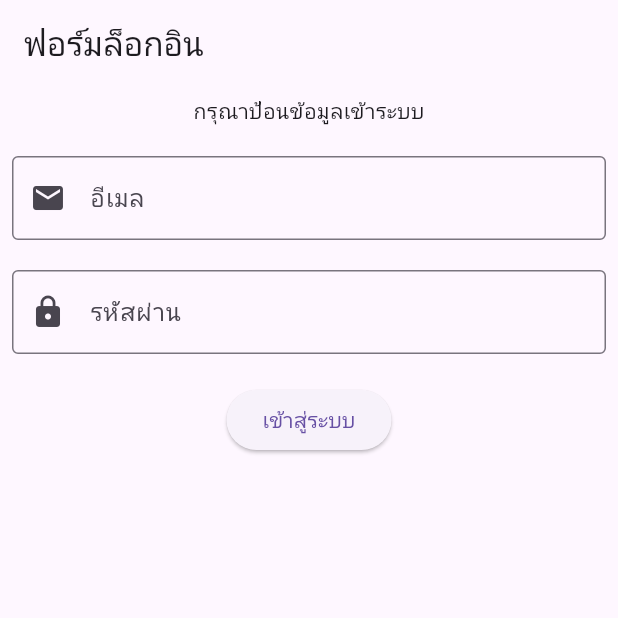
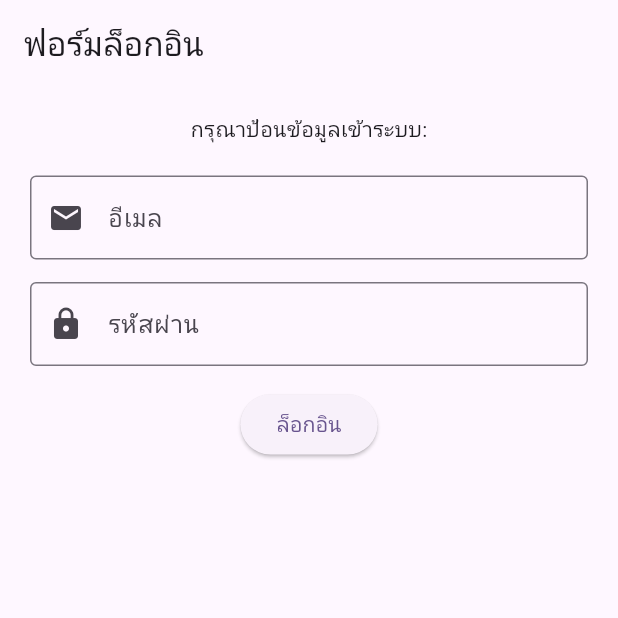
Before and after one commit to PANJARAT46/ch8_exercise, a Flutter app: the screen it shows after launch, on a phone screen of 412 x 824 dp, the top half of it. Run offline on Flutter 3.47's test engine with Material 3 defaults, Android fonts, the phone set to English and light mode, and no system bars.

Commit message:
ch8_exercise

```diff
--- a/lib/login_form_screen.dart
+++ b/lib/login_form_screen.dart
@@ -8,11 +8,9 @@ class LoginFormScreen extends StatefulWidget {
 }
 
 class _LoginFormScreenState extends State<LoginFormScreen> {
-  // ตัวแปร State และเมธอดต่างๆ จะอยู่ที่นี่
-  final _formKey = GlobalKey<FormState>();
+  final _formKey = GlobalKey<FormState>(); //แก้buidของstate
   late final TextEditingController _emailController;
   late final TextEditingController _passwordController;
-
   String _savedEmail = '';
   String _savedPassword = '';
 
@@ -32,25 +30,24 @@ class _LoginFormScreenState extends State<LoginFormScreen> {
 
   @override
   Widget build(BuildContext context) {
-    // โครงสร้าง UI จะอยู่ที่นี่
     return Scaffold(
-      // โครงสร้างพื้นฐาน
       appBar: AppBar(title: const Text('ฟอร์มล็อกอิน')),
       body: Padding(
-        padding: const EdgeInsets.all(8.0),
+        padding: const EdgeInsets.all(20.0),
         child: Form(
-          key: _formKey,
+          // เพิ่มวิดเจ็ต Form
+          key: _formKey, // กำหนด key
           child: Column(
             children: [
-              Text('กรุณาป้อนข้อมูลเข้าระบบ'),
-              const SizedBox(height: 20),
+              Text('กรุณาป้อนข้อมูลเข้าระบบ:'),
+              const SizedBox(height: 20), // ตัวเว้นวรรค
               TextFormField(
                 controller: _emailController,
                 keyboardType: TextInputType.emailAddress,
                 decoration: const InputDecoration(
                   labelText: 'อีเมล',
                   hintText: 'you@example.com',
-                  prefixIcon: Icon(Icons.email),
+                  prefixIcon: const Icon(Icons.email),
                   border: OutlineInputBorder(),
                 ),
                 validator: (value) {
@@ -58,7 +55,7 @@ class _LoginFormScreenState extends State<LoginFormScreen> {
                     return 'กรุณากรอกอีเมล';
                   }
                   if (!value.contains('@') || !value.contains('.')) {
-                    return 'กรุณากรอกให้ถูกต้อง';
+                    return 'กรุณากรอกอีเมลให้ถูฏต้อง';
                   }
                   return null;
                 },
@@ -68,13 +65,13 @@ class _LoginFormScreenState extends State<LoginFormScreen> {
                   }
                 },
               ),
-              const SizedBox(height: 20),
+              const SizedBox(height: 15),
               TextFormField(
                 controller: _passwordController,
                 obscureText: true,
                 decoration: const InputDecoration(
                   labelText: 'รหัสผ่าน',
-                  hintText: 'กรอกรหัสผ่าน',
+                  hintText: 'ป้อนรหัสผ่านของคุณ',
                   prefixIcon: Icon(Icons.lock),
                   border: OutlineInputBorder(),
                 ),
@@ -93,27 +90,24 @@ class _LoginFormScreenState extends State<LoginFormScreen> {
                   }
                 },
               ),
-              const SizedBox(height: 20),
+              SizedBox(height: 15),
               ElevatedButton(
                 onPressed: () {
                   if (_formKey.currentState != null &&
                       _formKey.currentState!.validate()) {
-                    _formKey.currentState!.save();
-
                     ScaffoldMessenger.of(context).showSnackBar(
-                      SnackBar(
-                        content: Text(
-                          'สำเร็จ! Email : $_savedEmail, password : $_savedPassword',
-                        ),
+                      const SnackBar(
+                        content: Text('ฟอร์มถูกต้อง! กำลังประมวลผลข้อมูล...'),
                       ),
                     );
-                    print('email : $_savedEmail');
-                    print('password : $_savedPassword');
+                    print('_saveEmail: $_savedEmail');
+                    print('_savedPassword: $_savedPassword');
                   } else {
                     print('ฟอร์มไม่ถูกต้อง');
                   }
                 },
-                child: const Text('เข้าสู่ระบบ'),
+
+                child: const Text('ล็อกอิน'),
               ),
             ],
           ),
--- a/lib/main.dart
+++ b/lib/main.dart
@@ -8,12 +8,14 @@ void main() {
 class MyApp extends StatelessWidget {
   const MyApp({super.key});
 
-  // This widget is the root of your application.
   @override
   Widget build(BuildContext context) {
     return MaterialApp(
-      debugShowCheckedModeBanner: false,
-      home: LoginFormScreen()
+      title: 'Flutter Demo',
+      theme: ThemeData(
+        colorScheme: ColorScheme.fromSeed(seedColor: Colors.deepPurple),
+      ),
+      home: LoginFormScreen(),
     );
   }
 }
```
